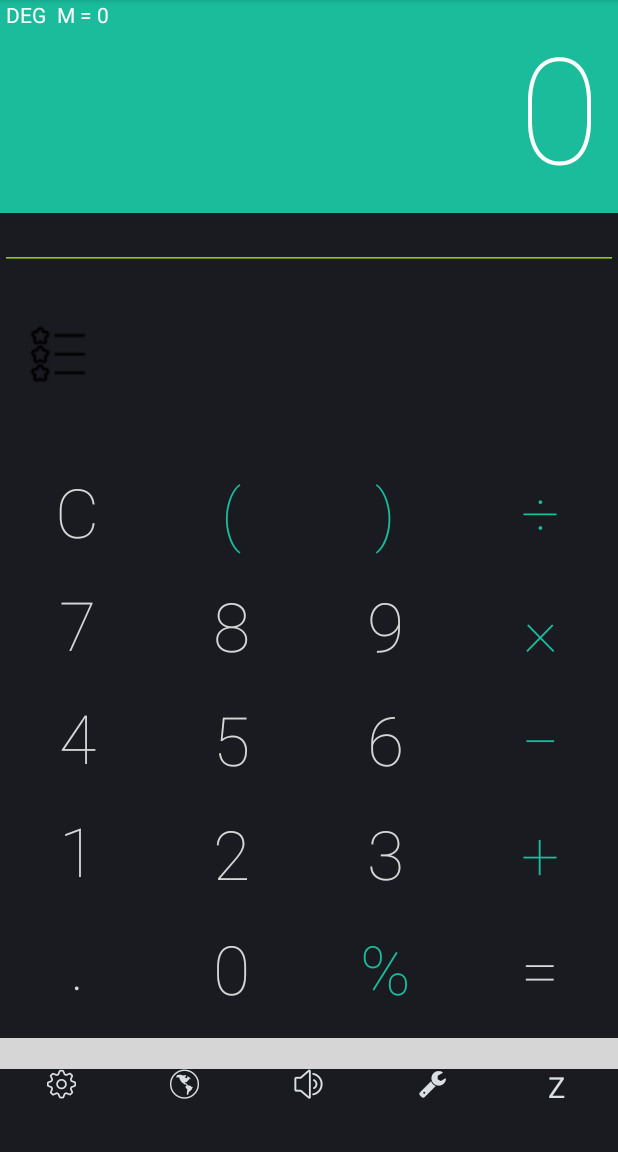
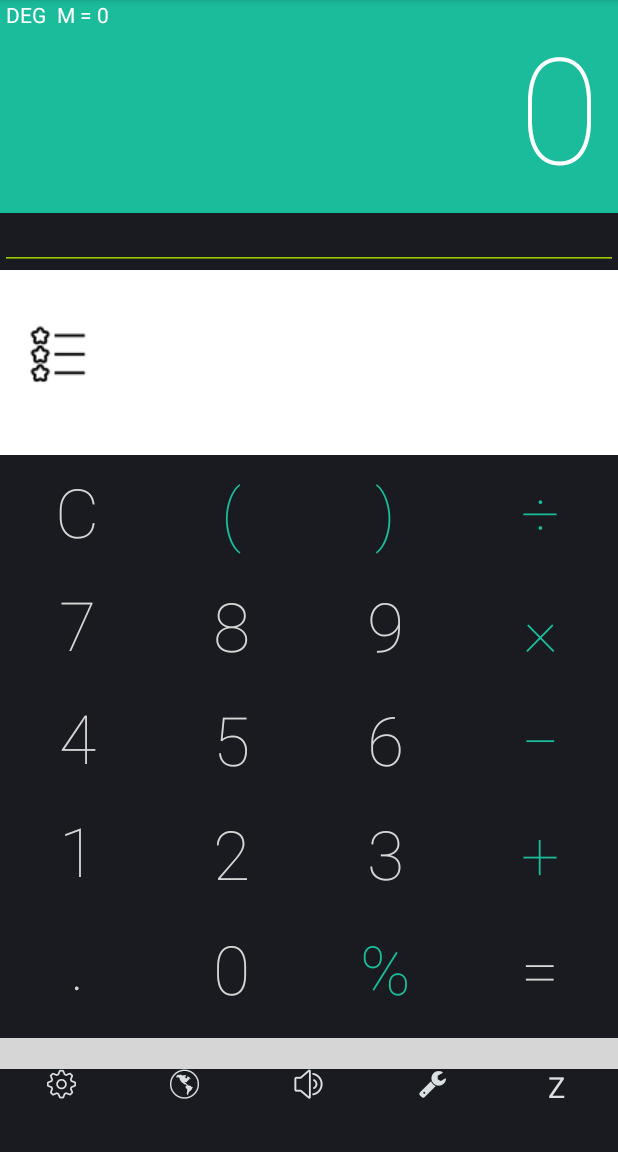
Before and after one commit to pharshid/calculator, an Android app: the screen it shows after launch (MainActivity), after a tap on an icon or button, on a phone screen of 412 x 824 dp, the part 84-1236 px from its top. Run offline under Robolectric (Android 15) with nearby library versions, the light colour scheme and no system bars; our stand-ins replace data binding; libraries missing offline, so code that uses them is left out: com.viewpagerindicator; plain views replace CirclePageIndicator; pictures from the network do not load; 3 statements that could not run were skipped; grey boxes are pictures that could not be loaded.

Commit message:
The code is compile able now !

```diff
--- a/app/src/main/java/com/sepidsa/calculator/DialpadFragment.java
+++ b/app/src/main/java/com/sepidsa/calculator/DialpadFragment.java
@@ -45,6 +45,7 @@ public class DialpadFragment extends android.support.v4.app.Fragment implements
     private Typeface mRobotoLight;
     private Typeface mRobotoRegular;
     boolean mIsRetroOn = false ;
+    private BroadcastReceiver mDialPadTypeFaceColorChangedReceiver;
 
     @Override
     public View onCreateView(LayoutInflater inflater, @Nullable ViewGroup container, @Nullable Bundle savedInstanceState) {
@@ -61,7 +62,7 @@ public class DialpadFragment extends android.support.v4.app.Fragment implements
         defaultFont = ((MainActivity)getActivity()).get_Default_Dialpad_Button_typeface();
 
         //If no retro theme is selected apply flat theme colors to keys
-        if(((MainActivity) getActivity()).getCurrentThemePreference() != 2){
+        if(((MainActivity) getActivity()).getKeypadBackgroundColorCode() != 2){
             setThemeColors(((MainActivity) getActivity()).getThemeColorCode());
         }
 
@@ -71,12 +72,37 @@ public class DialpadFragment extends android.support.v4.app.Fragment implements
             public void onReceive(Context context, Intent intent) {
                 // Extract data included in the Intent
                 String message = intent.getStringExtra("message");
-                if(message.equals("requestThemeColorChange")) {
+                switch (message) {
+                    case "changeAccentColor":
                         setThemeColors(((MainActivity) getActivity()).getThemeColorCode());
                         setTextColorForOperators(getThemeColorStateList());
                         setBackgroundColorForOperators();
+                        break;
+
+                    case "changeKeypadFontColor":
+                        int   keypadFontColor = intent.getIntExtra("fontColor" , Color.GRAY);
+                        for (int id : idList) {
+                            View v = mView.findViewById(id);
+                            if (v != null && (v instanceof Button) && v.getTag()!="accent_button") {
+                                ((Button) v).setTextColor(keypadFontColor);
                             }
                         }
+                        break;
+
+                    case "changeDialpadFont":
+                        int font = intent.getIntExtra("dialpad_typeFace", DIALPAD_FONT_ROBOTO_THIN);
+                        defaultFont = ((MainActivity) getActivity()).change_DialPad_TypeFace(font);
+                        for (int id : idList) {
+                            View v = mView.findViewById(id);
+                            if (v != null && (v instanceof Button)) {
+                                ((Button) v).setTypeface(defaultFont);
+                            }
+                        }
+                        break;
+
+                }
+            }
+
         };
 
 
@@ -93,6 +119,13 @@ public class DialpadFragment extends android.support.v4.app.Fragment implements
                         ((Button) v).setTypeface(defaultFont);
                     }
                 }
+
+            }
+        };
+        mDialPadTypeFaceColorChangedReceiver = new BroadcastReceiver() {
+            @Override
+            public void onReceive(Context context, Intent intent) {
+                // Extract data included in the Intent
 
             }
         };
@@ -198,7 +231,7 @@ public class DialpadFragment extends android.support.v4.app.Fragment implements
         mRobotoLight = Typeface.createFromAsset(getActivity().getApplicationContext().getAssets(), "roboto_light.ttf");
         mRobotoRegular = Typeface.createFromAsset(getActivity().getApplicationContext().getAssets(), "roboto_regular.ttf");
         mRobotoThin = Typeface.createFromAsset(getActivity().getApplicationContext().getAssets(), "roboto_thin.ttf");
-        if(((MainActivity) getActivity()).getCurrentThemePreference() == 2){
+        if(((MainActivity) getActivity()).getKeypadBackgroundColorCode() == 2){
             mIsRetroOn = true;
         }
 
@@ -227,9 +260,8 @@ public class DialpadFragment extends android.support.v4.app.Fragment implements
         super.onStart();
 
 
-        LocalBroadcastManager.getInstance(getActivity().getApplicationContext()).registerReceiver(mThemeChangedReciever, new IntentFilter("colorIntent"));
+        LocalBroadcastManager.getInstance(getActivity().getApplicationContext()).registerReceiver(mThemeChangedReciever, new IntentFilter("themeIntent"));
         LocalBroadcastManager.getInstance(getActivity().getApplicationContext()).registerReceiver(mClearButtonChangedReceiver, new IntentFilter("clearIntent"));
-        LocalBroadcastManager.getInstance(getActivity().getApplicationContext()).registerReceiver(mDialPadTypeFaceChangedReceiver, new IntentFilter("typeFaceIntent"));
     }
 
 
@@ -253,8 +285,12 @@ public class DialpadFragment extends android.support.v4.app.Fragment implements
 
 
             default:
-                ((MainActivity)getActivity()).aButtonIsPressed(view.getTag().toString());
-        }
+                if(view.getTag().toString().equals( "trigonomic")){
+                    ((MainActivity) getActivity()).aButtonIsPressed(((Button)view).getText().toString()+"(");
+
+                }else {
+                    ((MainActivity) getActivity()).aButtonIsPressed(((Button)view).getText().toString());
+                }        }
 
     }
 
@@ -347,7 +383,6 @@ public class DialpadFragment extends android.support.v4.app.Fragment implements
     public void onPause() {
         LocalBroadcastManager.getInstance(getActivity().getApplicationContext()).unregisterReceiver(mThemeChangedReciever);
         LocalBroadcastManager.getInstance(getActivity().getApplicationContext()).unregisterReceiver(mClearButtonChangedReceiver);
-        LocalBroadcastManager.getInstance(getActivity().getApplicationContext()).unregisterReceiver(mDialPadTypeFaceChangedReceiver);
         super.onPause();
     }
 
--- a/app/src/main/java/com/sepidsa/calculator/MainActivity.java
+++ b/app/src/main/java/com/sepidsa/calculator/MainActivity.java
@@ -7,7 +7,6 @@ import android.content.DialogInterface;
 import android.content.Intent;
 import android.content.SharedPreferences;
 import android.graphics.Color;
-import android.graphics.Point;
 import android.graphics.Typeface;
 import android.media.AudioManager;
 import android.media.SoundPool;
@@ -25,7 +24,6 @@ import android.util.Log;
 import android.view.Gravity;
 import android.view.KeyEvent;
 import android.view.View;
-import android.view.ViewGroup;
 import android.view.animation.AlphaAnimation;
 import android.view.animation.Animation;
 import android.view.animation.AnimationUtils;
@@ -214,7 +212,7 @@ public class MainActivity extends FragmentActivity implements View.OnClickListen
         mListView = db.getListString(LOG_DATA_KEY);
         boolean isnull = false;
 
-        if (getCurrentThemePreference() == 2) {
+        if (getKeypadBackgroundColorCode() == 2) {
             mISRetroThemeOn = true;
         }else {
             mISRetroThemeOn = false;
@@ -430,8 +428,8 @@ public class MainActivity extends FragmentActivity implements View.OnClickListen
         if (!mJustPressedExecuteButton) {
             mTranslationBox.setTypeface(mTranslationBoxTypeface);
         }
-
-        applyTheme(getCurrentThemePreference(),true);
+        redrawAccent();
+        redrawKeypadBackground();
 
 
 
@@ -719,90 +717,99 @@ public class MainActivity extends FragmentActivity implements View.OnClickListen
 
     }
 
-    public int getCurrentThemePreference(){
+    public int getKeypadBackgroundColorCode(){
         //TODO set a cool default theme color
         //light theme is 0
         //dark theme is 1
         //retro theme is 2
         int  currentThemeNumber = 0;
-        SharedPreferences appPreferences =getApplicationContext().getSharedPreferences("themecolors",Context.MODE_PRIVATE);
-        currentThemeNumber = appPreferences.getInt("THEME_NUMBER",0);
+        SharedPreferences appPreferences =getApplicationContext().getSharedPreferences("THEME",Context.MODE_PRIVATE);
+        currentThemeNumber = appPreferences.getInt("KEYPAD_BACKGROUND_COLOR_CODE",Color.WHITE);
         return currentThemeNumber;
     }
 
 
-    public void changeTheme(int themeNumber, boolean whiteKeyad){
-        //TODO set a cool default theme color
-        //light theme is 0
-        //dark theme is 1
-        //retro theme is -1
-        saveKeypadColorCode(themeNumber);
-        applyTheme(themeNumber, whiteKeyad);
-    }
+
 
     // Saving the selected color theme to prefrence
     public void saveAccentColorCode(int colorCode){
-        SharedPreferences appPreferences =getApplicationContext().getSharedPreferences("themecolors",Context.MODE_PRIVATE);
+        SharedPreferences appPreferences =getApplicationContext().getSharedPreferences("THEME",Context.MODE_PRIVATE);
         SharedPreferences.Editor editor = appPreferences.edit();
-        editor.putInt("ACCENT_COLOR_CODE", colorCode);
+        editor.putInt("KEYPAD_FONT_COLOR_CODE", colorCode);
         editor.commit();
     }
 
 
-    private void saveKeypadColorCode(int themeNumber) {
-        SharedPreferences appPreferences =getApplicationContext().getSharedPreferences("themecolors", Context.MODE_PRIVATE);
+    private void saveKeypadBackgroundColorCode(int themeNumber) {
+        SharedPreferences appPreferences =getApplicationContext().getSharedPreferences("THEME", Context.MODE_PRIVATE);
         SharedPreferences.Editor editor = appPreferences.edit();
-        editor.putInt("KEYPAD_COLOR_CODE", themeNumber);
+        editor.putInt("KEYPAD_BACKGROUND_COLOR_CODE", themeNumber);
         editor.commit();
     }
+    private void saveKeypadFontColorCode(int colorCode) {
+        SharedPreferences appPreferences =getApplicationContext().getSharedPreferences("THEME",Context.MODE_PRIVATE);
+        SharedPreferences.Editor editor = appPreferences.edit();
+        editor.putInt("KEYPAD_FONT_COLOR_CODE", colorCode);
+        editor.commit();
+    }
+
+
+
+    public void changeAccentColor(int colorCode) {
+        saveAccentColorCode(colorCode);
+        redrawAccent();
+    }
 
     void redrawAccent(){
 
         if(!mISRetroThemeOn) {
-
-        }
-
-    }
-    private void applyTheme(int themeNumber, boolean whiteKeypad) {
+            sendChangeAccentColorIntent();
+            setMViewPagerIndicatorColor();
+            resultTextView.setBackgroundColor(getThemeColorCode());
+            result_textView_holder.setBackgroundColor(getThemeColorCode());
+        }else {
+            resultTextView.setBackgroundColor(Color.TRANSPARENT);
+            result_textView_holder.setBackgroundColor(Color.TRANSPARENT);
+        }
+    }
+
+    public void changeKeypadBackgroundColor(int backgroundColorCode){
+        saveKeypadBackgroundColorCode(backgroundColorCode);
+        redrawKeypadBackground();
+        sendChangeKeypadFontColorIntent();
+    }
+    public int getKeypadFontColor() {
+        if (getKeypadBackgroundColorCode() != Color.WHITE){
+            return  Color.WHITE;
+        }else {
+            return  Color.GRAY;
+        }
+    }
+
+    private void redrawKeypadBackground() {
         View activityView = findViewById(R.id.activity_body);
-        // todo send intent to other fragments
-//        this.getWindow().getDecorView();
-        switch (themeNumber){
-//            case 0:
-//                // light theme
-////                activityView.setBackgroundColor(Color.WHITE);
-////                mTranslationBox.setBackgroundColor(Color.WHITE);
-////                resultTextView.setTextColor(Color.WHITE);
-//
-//            case 1:
-//                // dark theme #ff3a3a3a
-//                activityView.setBackgroundColor( Color.parseColor("#1c1c1c"));
-//                mTranslationBox.setBackgroundColor(Color.parseColor("#1c1c1c"));
-//                break;
-
-            case -1:
-                // dark theme #ff3a3a3a
+        if (isRetroThemeSelected()){
 //                activityView.setBackground(getDrawable(R.drawable.background_normal));
-                mTranslationBox.setBackgroundColor(Color.TRANSPARENT);
-                resultTextView.setBackgroundColor(Color.TRANSPARENT);
-                result_textView_holder.setBackgroundColor(Color.TRANSPARENT);
-                break;
-
-            default :
-                changeKeypadAccentColor(themeNumber, activityView,whiteKeypad);
-                break;
-        }
-        sendChangeThemeIntent();
-    }
-
-    void changeKeypadAccentColor(int themeNumber, View activityView,boolean whiteKeypad) {
-        activityView.setBackgroundColor(themeNumber);
-        resultTextView.setTextColor(Color.WHITE);
-        resultTextView.setBackgroundColor(getThemeColorCode());
-        mTranslationBox.setBackgroundColor(themeNumber);
-
-    }
-
+            mTranslationBox.setBackgroundColor(Color.TRANSPARENT);
+
+        }else{
+            mTranslationBox.setBackgroundColor(getKeypadBackgroundColorCode());
+            mTranslationBox.setTextColor(getKeypadFontColor());
+        }
+    }
+
+    //
+    private void sendChangeAccentColorIntent() {
+        Intent intent = new Intent("themeIntent");
+        intent.putExtra("message", "changeAccentColor");
+        LocalBroadcastManager.getInstance(getApplicationContext()).sendBroadcast(intent);
+    }
+    private void sendChangeKeypadFontColorIntent() {
+        Intent intent = new Intent("themeIntent");
+        intent.putExtra("message", "changeKeypadFontColor");
+        intent.putExtra("fontColor",getKeypadFontColor());
+        LocalBroadcastManager.getInstance(getApplicationContext()).sendBroadcast(intent);
+    }
 
     public void setMViewPagerIndicatorColor(){
         mViewPagerIndicator.setFillColor(getThemeColorCode());
@@ -1249,7 +1256,7 @@ public class MainActivity extends FragmentActivity implements View.OnClickListen
             if(currentButtonValue != null) {
                 pushLastButton(currentButtonValue);
             }
-        mTemp = "error";
+            mTemp = "error";
             // Happens if it is devision by zero
             return 1;
         }
@@ -1280,7 +1287,7 @@ public class MainActivity extends FragmentActivity implements View.OnClickListen
     }
 
     void setRetrothemeSelected(boolean _isSelected){
-         mISRetroThemeOn = _isSelected;
+        mISRetroThemeOn = _isSelected;
     }
 
     private void displayTranslation() {
@@ -1429,12 +1436,7 @@ public class MainActivity extends FragmentActivity implements View.OnClickListen
                 }
                 break;
         }
-
-
-
-    }
-
-
+    }
 
     public void setMJustPressedExecute(Boolean pressed){
 
@@ -1629,7 +1631,7 @@ public class MainActivity extends FragmentActivity implements View.OnClickListen
                 mSoundPoolLoaded = true;
             }
         });
-        switch (getCurrentThemePreference()) {
+        switch (getKeypadBackgroundColorCode()) {
             case 0:
             case 1:
                 numericButtonSoundID = mSoundPool.load(getApplicationContext(), R.raw.keypress, 1);
@@ -1765,18 +1767,7 @@ public class MainActivity extends FragmentActivity implements View.OnClickListen
         LocalBroadcastManager.getInstance(getApplicationContext()).sendBroadcast(intent);
     }
 
-    private void sendChangeThemeColorIntent() {
-        Intent intent = new Intent("colorIntent");
-        intent.putExtra("message", "requestThemeColorChange");
-        LocalBroadcastManager.getInstance(getApplicationContext()).sendBroadcast(intent);
-    }
-
-    private void sendChangeThemeIntent() {
-        Intent intent = new Intent("theme_change_intent");
-        intent.putExtra("message", "requestThemeChange");
-        intent.putExtra("theme",getCurrentThemePreference());
-        LocalBroadcastManager.getInstance(getApplicationContext()).sendBroadcast(intent);
-    }
+
 
     private boolean isNonDigit (String currentButtonValue){
 
@@ -1819,25 +1810,13 @@ public class MainActivity extends FragmentActivity implements View.OnClickListen
         return false;
     }
 
-    public void aButtonIsPressed(String requestedAction, int colorCode ) {
-
-        if(requestedAction.equals( "requestingThemeColorChange" )){
-            saveAccentColorCode(colorCode);
-            sendChangeThemeColorIntent();
-            setMViewPagerIndicatorColor();
-            resultTextView.setBackgroundColor(getThemeColorCode());
-            result_textView_holder.setBackgroundColor(getThemeColorCode());
-
-        }
-    }
-
 
 
 
     Typeface get_Default_Dialpad_Button_typeface() {
 
         //if retro theme is selected we only need a default (roboto regular) font
-        if(getCurrentThemePreference() == 2){
+        if(getKeypadBackgroundColorCode() == 2){
             return mRobotoLight;
         }
         //else chose from users previous preference (Thin - Light - Regular)
@@ -1922,7 +1901,7 @@ public class MainActivity extends FragmentActivity implements View.OnClickListen
 
             case R.id.add_to_favorites:
 
-                sendLogMessage(getMExpressionString().toString(), mTemp,true, String.valueOf(mTagHimself.getText()));
+                sendLogMessage(getMExpressionString().toString(), mTemp, true, String.valueOf(mTagHimself.getText()));
 
 
 
@@ -1959,10 +1938,6 @@ public class MainActivity extends FragmentActivity implements View.OnClickListen
 
 
 
-            case R.id.button8:
-
-
-
 
             case R.id.buttonColors:
 
@@ -1979,7 +1954,7 @@ public class MainActivity extends FragmentActivity implements View.OnClickListen
                     public void onColorSelected(int color) {
 
                         mSelectedColorCal0=color;
-//                        aButtonIsPressed("requestingThemeColorChange", color);
+//                        changeAccentColor("requestingThemeColorChange", color);
 
                     }
 
--- a/app/src/main/res/layout/fragment_dialpad_flat.xml
+++ b/app/src/main/res/layout/fragment_dialpad_flat.xml
@@ -32,7 +32,7 @@
 
             android:layout_height="0dp"
             android:layout_weight="1"
-            android:tag="@string/clear"
+            android:tag="@string/accent_button"
             android:text= "@string/clear"
 
             android:textColor="@color/red_buttons_text_color"
@@ -118,7 +118,7 @@
             android:id="@+id/openParen"
             android:layout_weight="1"
             android:text="@string/parenthesis_open"
-            android:tag="@string/parenthesis_open"
+            android:tag="@string/accent_button"
             style="@style/CustomButton.DIGIT"
 
             />
@@ -200,7 +200,7 @@
             android:id="@+id/closeParen"
             android:layout_weight="1"
             android:text="@string/parenthesis_closed"
-            android:tag="@string/parenthesis_closed"
+            android:tag="@string/accent_button"
             style="@style/CustomButton.DIGIT"
 
 
@@ -238,7 +238,7 @@
             android:id="@+id/buttonPercent"
             android:layout_weight="1"
             android:text="@string/percentage"
-            android:tag="%"
+            android:tag="@string/accent_button"
             style="@style/CustomButton.DIGIT"
             />
 
@@ -261,7 +261,7 @@
         <Button
             android:id="@+id/buttonDevide"
             android:layout_weight="1"
-            android:tag="@string/devide"
+            android:tag="@string/accent_button"
             android:text="@string/devide"
             style="@style/CustomButton.DIGIT"
 
@@ -271,7 +271,7 @@
             android:id="@+id/buttonTimes"
             style="@style/CustomButton.DIGIT"
             android:layout_weight="1"
-            android:tag="@string/multiplyValue"
+            android:tag="@string/accent_button"
             android:text="@string/multiply"
             />
 
@@ -281,14 +281,14 @@
             style="@style/CustomButton.DIGIT"
             android:layout_weight="1"
             android:text="@string/subtract"
-            android:tag="@string/subtract"
+            android:tag="@string/accent_button"
             />
 
         <Button
             android:id="@+id/buttonPlus"
             style="@style/CustomButton.DIGIT"
             android:text="@string/add"
-            android:tag="@string/add"
+            android:tag="@string/accent_button"
             android:layout_weight="1"
             />
 
@@ -297,7 +297,7 @@
             style="@style/CustomButton.DIGIT"
             android:layout_weight="1"
             android:text="@string/equals"
-            android:tag="@string/equals"
+            android:tag="@string/accent_button"
             android:textColor="@color/orange_buttons_text_color"
             android:background="@drawable/selector_for_btn_equal"
             />
--- a/app/src/main/res/values/arrays.xml
+++ b/app/src/main/res/values/arrays.xml
@@ -22,6 +22,8 @@
 
     <string-array name="keypad_color_choice_values" translatable="false">
 
+        <item>#ffffff</item>
+        <item>#1c1c1c</item>
         <item>#FFCDD2</item>
         <item>#F8BBD0</item>
         <item>#E1BEE7</item>
--- a/app/src/main/res/values/strings.xml
+++ b/app/src/main/res/values/strings.xml
@@ -141,8 +141,7 @@
 
     <string name="demo_parallax_description">Image of a cat</string>
     <string name="demo_parallax_plus">+</string>
-
-
+    <string name="accent_button">accent_button</string>
 
 
 </resources>
```
Also changed, not shown: app/src/main/java/com/sepidsa/calculator/ColorPickerDialog.java (+15 -19 lines). Lines whose indentation alone changed are shown as unchanged.
